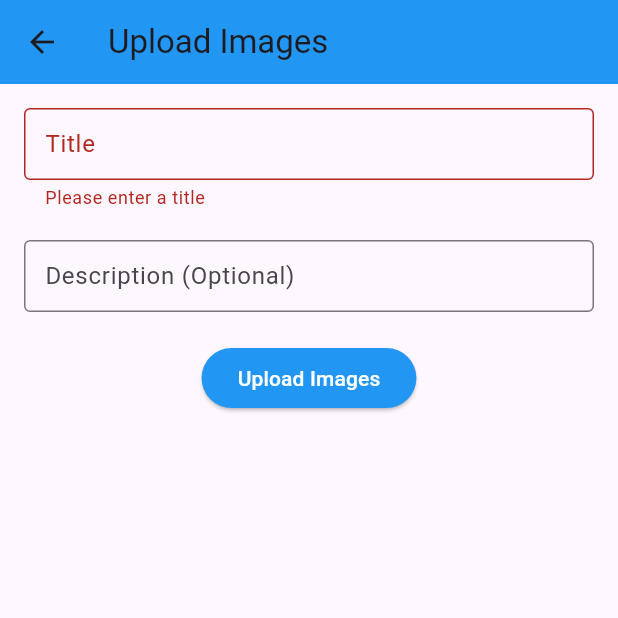
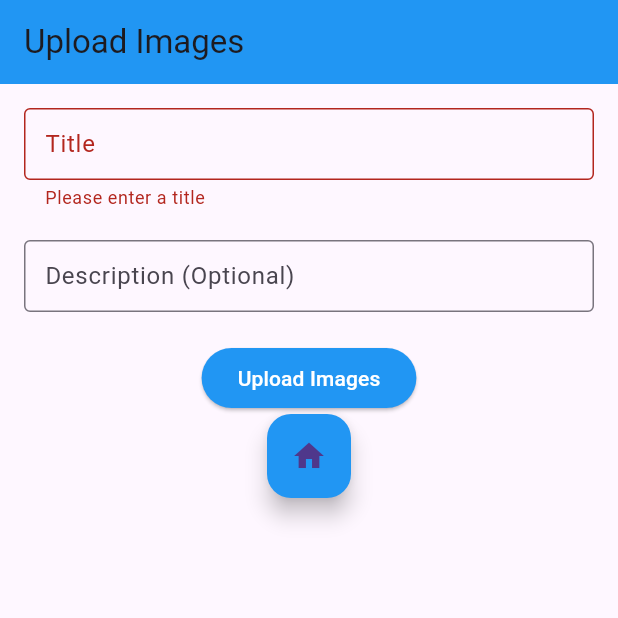
Before and after one commit to IndicVision/heallwell_image_scan, a Flutter app: the MetadataFormPage screen opened directly with empty values, after a tap on "Upload Images", on a phone screen of 412 x 824 dp, the top half of it. Run offline on Flutter 3.47's test engine with Material 3 defaults, Android fonts, the phone set to English and light mode, and no system bars; our stand-ins replace camera, flutter_dotenv, logger; missing offline and left inert: azblob; Roboto replaces fonts that are missing (Poppins).

Commit message:
sam dino image view

```diff
--- a/lib/views/metadata_form_page.dart
+++ b/lib/views/metadata_form_page.dart
@@ -1,13 +1,16 @@
 import 'dart:io';
+import 'dart:typed_data';
 import 'package:flutter/material.dart';
 import 'package:logger/logger.dart';
-import '../services/upload_service.dart'; // Make sure this path matches your actual service file path
+import '../services/upload_service.dart'; // Adjust this path as needed
+import 'package:http/http.dart' as http;
 
 class MetadataFormPage extends StatefulWidget {
   final String leftFootImagePath;
   final String rightFootImagePath;
 
-  const MetadataFormPage({Key? key, required this.leftFootImagePath, required this.rightFootImagePath}) : super(key: key);
+  const MetadataFormPage({Key? key, required this.leftFootImagePath, required this.rightFootImagePath})
+      : super(key: key);
 
   @override
   MetadataFormPageState createState() => MetadataFormPageState();
@@ -19,6 +22,8 @@
   String description = '';
   var logger = Logger();
   bool isUploading = false;
+  Uint8List? leftFootImageProcessed;
+  Uint8List? rightFootImageProcessed;
 
   Future<void> _submit() async {
     if (_formKey.currentState!.validate()) {
@@ -27,26 +32,32 @@
         isUploading = true;
       });
       try {
-        // Assuming ImageUploadService is correctly implemented and accessible
         ImageUploadService imageUploadService = ImageUploadService();
-        await imageUploadService.uploadImages(File(widget.leftFootImagePath), File(widget.rightFootImagePath), title, description);
+        List<http.Response> responses = await imageUploadService.uploadImages(
+          File(widget.leftFootImagePath),
+          File(widget.rightFootImagePath),
+          title,
+          description
+        );
 
         if (!mounted) return;
 
-        logger.d("Images uploaded successfully.");
+        // Extract image data directly from the response body bytes
+        leftFootImageProcessed = responses[0].bodyBytes;
+        rightFootImageProcessed = responses[1].bodyBytes;
+
+        logger.d("Images processed successfully.");
         ScaffoldMessenger.of(context).showSnackBar(
-          const SnackBar(content: Text('Images upload successful')),
+          SnackBar(content: Text('Images processed successfully')),
         );
 
-        // Navigate back to home screen or any appropriate screen
-        Navigator.popUntil(context, (route) => route.isFirst);
       } catch (e) {
-        logger.e("Images upload failed: $e");
+        logger.e("Image processing failed: $e");
 
         if (!mounted) return;
 
         ScaffoldMessenger.of(context).showSnackBar(
-          const SnackBar(content: Text('Images upload failed, please try again')),
+          SnackBar(content: Text('Image processing failed, please try again')),
         );
       } finally {
         if (mounted) {
@@ -64,6 +75,7 @@
       appBar: AppBar(
         title: const Text("Upload Images", style: TextStyle(fontFamily: 'Poppins')),
         backgroundColor: Colors.blue,
+        automaticallyImplyLeading: false, // Removes the default back button
       ),
       body: isUploading
           ? const Center(child: CircularProgressIndicator())
@@ -108,6 +120,25 @@
                           ),
                           child: const Text('Upload Images', style: TextStyle(fontFamily: 'Poppins')),
                         ),
+                        if (leftFootImageProcessed != null && rightFootImageProcessed != null) ...[
+                          const SizedBox(height: 20.0),
+                          const Text("Processed Images", style: TextStyle(fontSize: 18, fontWeight: FontWeight.bold)),
+                          SizedBox(
+                            height: 300, // Adjust size as needed
+                            child: PageView(
+                              children: <Widget>[
+                                Image.memory(leftFootImageProcessed!),
+                                Image.memory(rightFootImageProcessed!),
+                              ],
+                            ),
+                          ),
+                        ],
+                        FloatingActionButton(
+                          onPressed: () => Navigator.popUntil(context, (route) => route.isFirst),
+                          child: const Icon(Icons.home),
+                          backgroundColor: Colors.blue,
+                          tooltip: 'Home',
+                        ),
                       ],
                     ),
                   ),
```
Also changed, not shown: lib/services/upload_service.dart (+59 -16 lines), lib/views/camera_page.dart (+23 -6 lines), lib/views/display_image.dart (added, +39 -0 lines), pubspec.lock, 1 other file.
